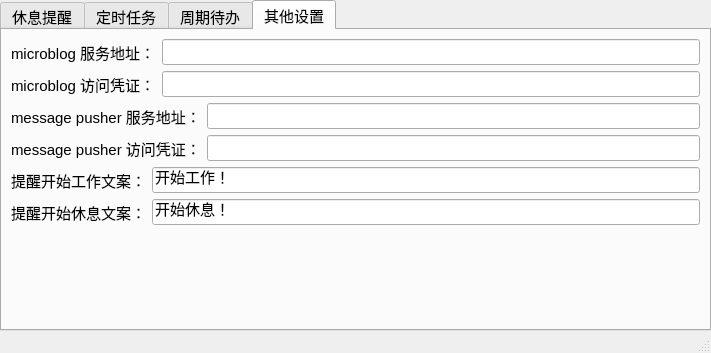
Old version of the form main.ui in the repository songquanpeng/personal-assistant.
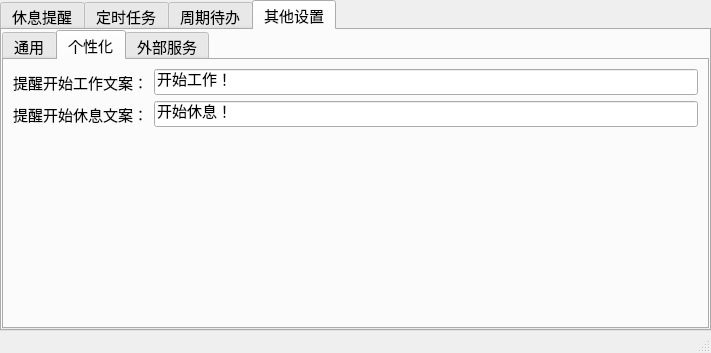
New version of the form. The open tabs and pages were chosen to show the change.

Commit message: Now you are able to start app on boot

```diff
--- a/main.ui
+++ b/main.ui
@@ -378,10 +378,148 @@
         <string>其他设置</string>
        </attribute>
        <layout class="QGridLayout" name="gridLayout_5">
+        <property name="leftMargin">
+         <number>0</number>
+        </property>
+        <property name="topMargin">
+         <number>0</number>
+        </property>
+        <property name="rightMargin">
+         <number>0</number>
+        </property>
+        <property name="bottomMargin">
+         <number>0</number>
+        </property>
+        <property name="spacing">
+         <number>0</number>
+        </property>
+        <item row="0" column="0">
+         <widget class="QTabWidget" name="tabWidget_2">
+          <property name="currentIndex">
+           <number>0</number>
+          </property>
+          <widget class="QWidget" name="tab">
+           <attribute name="title">
+            <string>通用</string>
+           </attribute>
+           <layout class="QGridLayout" name="gridLayout_8">
         <item row="0" column="0">
          <layout class="QHBoxLayout" name="horizontalLayout_5">
           <item>
-           <widget class="QLabel" name="label_7">
+               <widget class="QCheckBox" name="bootStartCheckBox">
+                <property name="text">
+                 <string>开机启动</string>
+                </property>
+               </widget>
+              </item>
+              <item>
+               <spacer name="horizontalSpacer_5">
+                <property name="orientation">
+                 <enum>Qt::Horizontal</enum>
+                </property>
+                <property name="sizeHint" stdset="0">
+                 <size>
+                  <width>348</width>
+                  <height>20</height>
+                 </size>
+                </property>
+               </spacer>
+              </item>
+              <item>
+               <widget class="QPushButton" name="updateBtn">
+                <property name="text">
+                 <string>检查更新</string>
+                </property>
+               </widget>
+              </item>
+             </layout>
+            </item>
+            <item row="1" column="0">
+             <spacer name="verticalSpacer">
+              <property name="orientation">
+               <enum>Qt::Vertical</enum>
+              </property>
+              <property name="sizeHint" stdset="0">
+               <size>
+                <width>20</width>
+                <height>183</height>
+               </size>
+              </property>
+             </spacer>
+            </item>
+           </layout>
+          </widget>
+          <widget class="QWidget" name="tab_2">
+           <attribute name="title">
+            <string>个性化</string>
+           </attribute>
+           <layout class="QGridLayout" name="gridLayout_7">
+            <item row="0" column="0">
+             <layout class="QHBoxLayout" name="horizontalLayout_14">
+              <item>
+               <widget class="QLabel" name="label_14">
+                <property name="text">
+                 <string>提醒开始工作文案：</string>
+                </property>
+               </widget>
+              </item>
+              <item>
+               <widget class="QLineEdit" name="workTextLineEdit">
+                <property name="text">
+                 <string>开始工作！</string>
+                </property>
+                <property name="echoMode">
+                 <enum>QLineEdit::Normal</enum>
+                </property>
+               </widget>
+              </item>
+             </layout>
+            </item>
+            <item row="1" column="0">
+             <layout class="QHBoxLayout" name="horizontalLayout_15">
+              <item>
+               <widget class="QLabel" name="label_15">
+                <property name="text">
+                 <string>提醒开始休息文案：</string>
+                </property>
+               </widget>
+              </item>
+              <item>
+               <widget class="QLineEdit" name="restTextLineEdit">
+                <property name="text">
+                 <string>开始休息！</string>
+                </property>
+                <property name="echoMode">
+                 <enum>QLineEdit::Normal</enum>
+                </property>
+               </widget>
+              </item>
+             </layout>
+            </item>
+            <item row="2" column="0">
+             <spacer name="verticalSpacer_4">
+              <property name="orientation">
+               <enum>Qt::Vertical</enum>
+              </property>
+              <property name="sizeHint" stdset="0">
+               <size>
+                <width>20</width>
+                <height>147</height>
+               </size>
+              </property>
+             </spacer>
+            </item>
+           </layout>
+          </widget>
+          <widget class="QWidget" name="tab_3">
+           <attribute name="title">
+            <string>外部服务</string>
+           </attribute>
+           <layout class="QGridLayout" name="gridLayout_6">
+            <item row="0" column="0">
+             <layout class="QHBoxLayout" name="horizontalLayout_10">
+              <item>
+               <widget class="QLabel" name="label_10">
             <property name="text">
              <string>microblog 服务地址：</string>
             </property>
@@ -400,9 +538,9 @@
          </layout>
         </item>
         <item row="1" column="0">
-         <layout class="QHBoxLayout" name="horizontalLayout_7">
+             <layout class="QHBoxLayout" name="horizontalLayout_11">
           <item>
-           <widget class="QLabel" name="label_6">
+               <widget class="QLabel" name="label_11">
             <property name="text">
              <string>microblog 访问凭证：</string>
             </property>
@@ -421,7 +559,7 @@
          </layout>
         </item>
         <item row="2" column="0">
-         <layout class="QHBoxLayout" name="horizontalLayout_8">
+             <layout class="QHBoxLayout" name="horizontalLayout_12">
           <item>
            <widget class="QLabel" name="label_8">
             <property name="text">
@@ -442,7 +580,7 @@
          </layout>
         </item>
         <item row="3" column="0">
-         <layout class="QHBoxLayout" name="horizontalLayout_9">
+             <layout class="QHBoxLayout" name="horizontalLayout_13">
           <item>
            <widget class="QLabel" name="label_9">
             <property name="text">
@@ -463,48 +601,6 @@
          </layout>
         </item>
         <item row="4" column="0">
-         <layout class="QHBoxLayout" name="horizontalLayout_10">
-          <item>
-           <widget class="QLabel" name="label_10">
-            <property name="text">
-             <string>提醒开始工作文案：</string>
-            </property>
-           </widget>
-          </item>
-          <item>
-           <widget class="QLineEdit" name="workTextLineEdit">
-            <property name="text">
-             <string>开始工作！</string>
-            </property>
-            <property name="echoMode">
-             <enum>QLineEdit::Normal</enum>
-            </property>
-           </widget>
-          </item>
-         </layout>
-        </item>
-        <item row="5" column="0">
-         <layout class="QHBoxLayout" name="horizontalLayout_11">
-          <item>
-           <widget class="QLabel" name="label_11">
-            <property name="text">
-             <string>提醒开始休息文案：</string>
-            </property>
-           </widget>
-          </item>
-          <item>
-           <widget class="QLineEdit" name="restTextLineEdit">
-            <property name="text">
-             <string>开始休息！</string>
-            </property>
-            <property name="echoMode">
-             <enum>QLineEdit::Normal</enum>
-            </property>
-           </widget>
-          </item>
-         </layout>
-        </item>
-        <item row="6" column="0">
          <spacer name="verticalSpacer_3">
           <property name="orientation">
            <enum>Qt::Vertical</enum>
@@ -512,10 +608,14 @@
           <property name="sizeHint" stdset="0">
            <size>
             <width>20</width>
-            <height>172</height>
+                <height>69</height>
            </size>
           </property>
          </spacer>
+            </item>
+           </layout>
+          </widget>
+         </widget>
         </item>
        </layout>
       </widget>
```
Left out of the diff: 4 changed lines with no effect on the pictures. Lines whose indentation alone changed are shown as unchanged. The commit also changes 2 other files.
